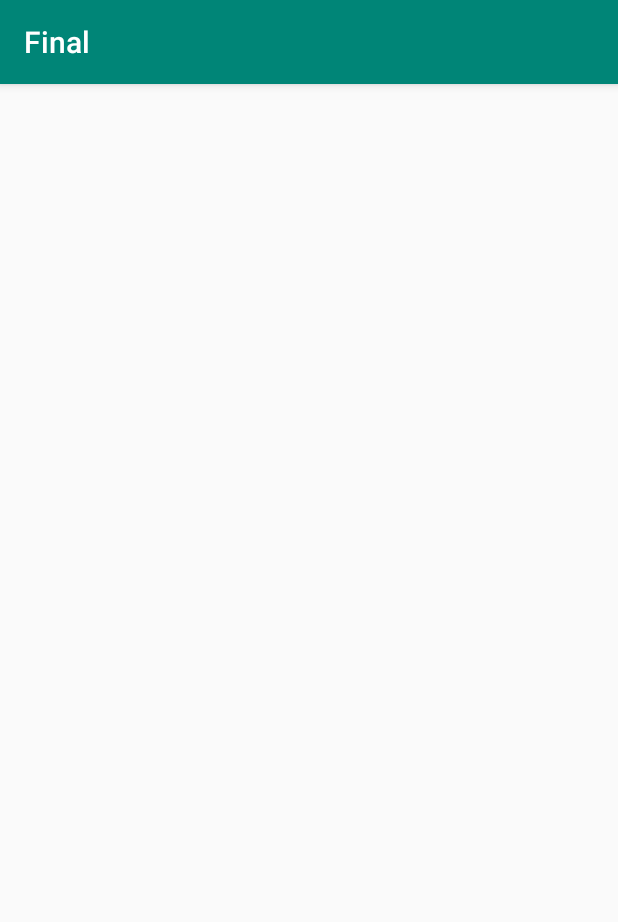
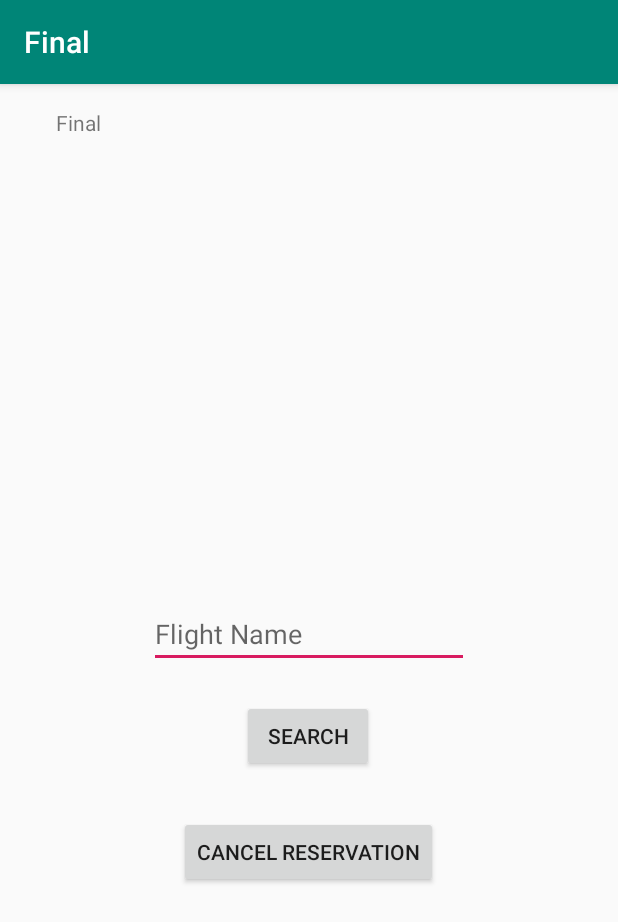
Before and after one commit to sadisitcsatan/338Final, an Android app: the Cancellation screen opened directly, with no data from a screen before it, on a phone screen of 412 x 824 dp. Shown: the top 922 px of the screen. Run offline under Robolectric (Android 15) with nearby library versions, the phone set to English and light mode, and no system bars; our stand-ins replace Room's generated code.

Commit message:
I thin im done

```diff
--- a/app/src/main/java/com/example/finalflight/Cancellation.java
+++ b/app/src/main/java/com/example/finalflight/Cancellation.java
@@ -1,14 +1,144 @@
 package com.example.finalflight;
 
+import androidx.appcompat.app.AlertDialog;
 import androidx.appcompat.app.AppCompatActivity;
+import androidx.room.Room;
 
+import android.content.DialogInterface;
+import android.content.Intent;
+import android.content.SharedPreferences;
+import android.net.Uri;
 import android.os.Bundle;
+import android.provider.DocumentsContract;
+import android.util.Log;
+import android.view.View;
+import android.widget.Button;
+import android.widget.EditText;
+import android.widget.TextView;
+
+import com.example.finalflight.DB.FlightDao;
+import com.example.finalflight.DB.LogsDao;
+import com.example.finalflight.DB.MainDatabase;
+import com.example.finalflight.DB.ReservationDao;
+
+import java.util.List;
 
 public class Cancellation extends AppCompatActivity {
+    TextView mReserveLog;
+    TextView mResult;
+
+    EditText mNameFlight;
+
+    Button mSearch;
+    Button mCancel;
+
+    FlightDao mFlightDao;
+    ReservationDao mReserveDao;
+    LogsDao mLogDao;
+
+    List<Reservation> mReserves;
+
+    Logs mPut;
+    Flight mChange;
+    Reservation mReserve;
 
     @Override
     protected void onCreate(Bundle savedInstanceState) {
         super.onCreate(savedInstanceState);
         setContentView(R.layout.activity_cancellation);
+        mReserveLog =(TextView) findViewById(R.id.cacnelLog);
+        mResult = (TextView) findViewById(R.id.cancelRes);
+        mNameFlight = (EditText) findViewById(R.id.namedeFlight);
+        mSearch = (Button) findViewById(R.id.seaRch);
+        mCancel = (Button) findViewById(R.id.cancer);
+        mFlightDao = Room.databaseBuilder(this, MainDatabase.class,MainDatabase.dbName)
+                .allowMainThreadQueries()
+                .build()
+                .getFlightDao();
+        mReserveDao = Room.databaseBuilder(this, MainDatabase.class,MainDatabase.dbName)
+                .allowMainThreadQueries()
+                .build()
+                .getReservationDao();
+        mLogDao = Room.databaseBuilder(this, MainDatabase.class,MainDatabase.dbName)
+                .allowMainThreadQueries()
+                .build()
+                .getLogsDao();
+        checkReserves();
+    }
+    public void checkReserves(){
+        SharedPreferences pref = getApplicationContext().getSharedPreferences("MyPref",0);
+        if (pref.getString("Username",null) != null){
+            String user = pref.getString("Username",null);
+            mReserves = mReserveDao.getUsersReservations(user);
+
+            if (mReserves.isEmpty()){
+                mResult.setText("No Reservations");
+            }else {
+                StringBuilder stringBuilder = new StringBuilder();
+                for (Reservation reservation : mReserves){
+                    stringBuilder.append(reservation);
+                    stringBuilder.append('\n');
+                    stringBuilder.append('\n');
+                }
+                mReserveLog.setText(stringBuilder.toString());
+            }
+            return;
+        }
+        return;
+    }
+    public void searchReservation(View view){
+        if (!mNameFlight.getText().toString().equals("")){
+            String nameCheck = mNameFlight.getText().toString();
+            SharedPreferences pref = getApplicationContext().getSharedPreferences("MyPref",0);
+            String user = pref.getString("Username",null);
+            mReserve= mReserveDao.getUserResrvation(user,nameCheck);
+            if (mReserve != null){
+                StringBuilder stringBuilder = new StringBuilder();
+                for (Reservation reservation : mReserves){
+                    stringBuilder.append(reservation);
+                    stringBuilder.append('\n');
+                    stringBuilder.append('\n');
+                }
+                mReserveLog.setText(stringBuilder.toString());
+            }else {
+                mReserveLog.setText("No Flight Reservation With that Name");
+            }
+        }else {
+            mResult.setText("Flight Name Required");
+        }
+    }
+    public void cancelReservation(View view){
+        if (!mNameFlight.getText().toString().equals("")){
+            final String nameChec = mNameFlight.getText().toString();
+            SharedPreferences pref = getApplicationContext().getSharedPreferences("MyPref",0);
+            final String userN = pref.getString("Username",null);
+            mReserve= mReserveDao.getUserResrvation(userN,nameChec);
+            if (mReserve != null){
+                new AlertDialog.Builder(this)
+                        .setTitle("Are you sure you want to cancel Reservation")
+                        .setMessage(mReserve.toString())
+                        .setPositiveButton(android.R.string.ok, new DialogInterface.OnClickListener() {
+                            @Override
+                            public void onClick(DialogInterface dialog, int which) {
+                                mChange = mFlightDao.getFlightByName(nameChec);
+                                mChange.setSeats(mChange.getSeats() + mReserve.getSeats());
+                                mFlightDao.update(mChange);
+                                mPut = new Logs(userN,"Canceled Reservation \n "+ mReserve.toString());
+                                mReserveDao.delete(mReserve);
+                                mLogDao.insert(mPut);
+                                Intent intent = new Intent(Cancellation.this,Flights.class);
+                                startActivity(intent);
+                                return;
+                            }
+                        })
+                        .setNegativeButton(android.R.string.no, null)
+                        .setIcon(android.R.drawable.ic_dialog_alert)
+                        .show();
+            }else {
+                mResult.setText("No Flight Reservation With that Name");
+            }
+        }else {
+            mResult.setText("Flight Name Required");
+        }
     }
 }
--- a/app/src/main/java/com/example/finalflight/DB/ReservationDao.java
+++ b/app/src/main/java/com/example/finalflight/DB/ReservationDao.java
@@ -26,4 +26,6 @@ public interface ReservationDao {
     List<Reservation> getReservations();
     @Query("SELECT * FROM "+MainDatabase.RESERVATION_TABLE+" WHERE mUser = :user")
     List<Reservation> getUsersReservations(String user);
+    @Query("SELECT * FROM "+MainDatabase.RESERVATION_TABLE+" WHERE mUser = :user AND mFlightName = :flight")
+    Reservation getUserResrvation(String user,String flight);
 }
--- a/app/src/main/java/com/example/finalflight/Flight.java
+++ b/app/src/main/java/com/example/finalflight/Flight.java
@@ -88,7 +88,7 @@ public class Flight {
     @Override
     public String toString() {
         return " Flight" +
-                " ." + mFlightName +
+                " " + mFlightName +
                 ",\n Flight Departure='" + mFlightDeparture + '\'' +
                 ",\n Flight Arrival='" + mFlightArrival + '\'' +
                 ",\n Seats=" + mSeats +
--- a/app/src/main/java/com/example/finalflight/Reserve.java
+++ b/app/src/main/java/com/example/finalflight/Reserve.java
@@ -70,7 +70,7 @@ public class Reserve extends AppCompatActivity {
             int seats = Integer.parseInt(mSeats.getText().toString());
             if(seats >= 0 && seats <= reserve.getSeats()){
                 float total = reserve.getCost() * seats;
-                mPut = new Reservation(username,reserve.getFlightName(),seats);
+                mPut = new Reservation(username,reserve.getFlightName(),seats,total);
                 reserve.setSeats(reserve.getSeats()-seats);
                 mFlightDao.update(reserve);
                 mReserveDao.insert(mPut);
--- a/app/src/main/res/layout/activity_cancellation.xml
+++ b/app/src/main/res/layout/activity_cancellation.xml
@@ -6,4 +6,73 @@
     android:layout_height="match_parent"
     tools:context="com.example.finalflight.Cancellation">
 
+    <TextView
+        android:id="@+id/cacnelLog"
+        android:layout_width="335dp"
+        android:layout_height="282dp"
+        android:layout_marginStart="16dp"
+        android:layout_marginTop="16dp"
+        android:layout_marginEnd="16dp"
+        android:fadeScrollbars="true"
+        android:scrollbars="vertical"
+        android:text="@string/app_name"
+        app:layout_constraintBottom_toBottomOf="parent"
+        app:layout_constraintEnd_toEndOf="parent"
+        app:layout_constraintHorizontal_bias="0.481"
+        app:layout_constraintStart_toStartOf="parent"
+        app:layout_constraintTop_toTopOf="parent"
+        app:layout_constraintVertical_bias="0.0" />
+
+    <Button
+        android:id="@+id/seaRch"
+        android:layout_width="wrap_content"
+        android:layout_height="wrap_content"
+        android:layout_marginTop="12dp"
+        android:layout_marginBottom="300dp"
+        android:onClick="searchReservation"
+        android:text="@string/search"
+        app:layout_constraintBottom_toBottomOf="parent"
+        app:layout_constraintEnd_toEndOf="parent"
+        app:layout_constraintHorizontal_bias="0.498"
+        app:layout_constraintStart_toStartOf="parent"
+        app:layout_constraintTop_toBottomOf="@+id/namedeFlight" />
+
+    <Button
+        android:id="@+id/cancer"
+        android:layout_width="wrap_content"
+        android:layout_height="wrap_content"
+        android:layout_marginBottom="232dp"
+        android:onClick="cancelReservation"
+        android:text="@string/cancelRes"
+        app:layout_constraintBottom_toBottomOf="parent"
+        app:layout_constraintEnd_toEndOf="parent"
+        app:layout_constraintHorizontal_bias="0.498"
+        app:layout_constraintStart_toStartOf="parent" />
+
+    <EditText
+        android:id="@+id/namedeFlight"
+        android:layout_width="wrap_content"
+        android:layout_height="wrap_content"
+        android:layout_marginBottom="80dp"
+        android:ems="10"
+        android:hint="Flight Name"
+        android:inputType="textPersonName"
+        app:layout_constraintBottom_toTopOf="@+id/cancer"
+        app:layout_constraintEnd_toEndOf="parent"
+        app:layout_constraintStart_toStartOf="parent"
+        app:layout_constraintTop_toBottomOf="@+id/cacnelLog"
+        app:layout_constraintVertical_bias="0.714" />
+
+    <TextView
+        android:id="@+id/cancelRes"
+        android:layout_width="wrap_content"
+        android:layout_height="wrap_content"
+        android:layout_marginBottom="1dp"
+        android:text="@string/empty"
+        app:layout_constraintBottom_toTopOf="@+id/cancer"
+        app:layout_constraintEnd_toEndOf="parent"
+        app:layout_constraintHorizontal_bias="0.498"
+        app:layout_constraintStart_toStartOf="parent"
+        app:layout_constraintTop_toBottomOf="@+id/seaRch"
+        app:layout_constraintVertical_bias="1.0" />
 </androidx.constraintlayout.widget.ConstraintLayout>
--- a/app/src/main/res/layout/activity_flights.xml
+++ b/app/src/main/res/layout/activity_flights.xml
@@ -58,7 +58,7 @@
         android:layout_marginStart="16dp"
         android:layout_marginTop="24dp"
         android:onClick="search"
-        android:text="Search"
+        android:text="@string/search"
         app:layout_constraintBottom_toBottomOf="parent"
         app:layout_constraintEnd_toStartOf="@+id/cancel"
         app:layout_constraintStart_toStartOf="parent"
@@ -87,7 +87,7 @@
         android:layout_marginEnd="12dp"
         android:layout_marginBottom="204dp"
         android:onClick="tryReserve"
-        android:text="Reserve Seat"
+        android:text="@string/reserveSeat"
         app:layout_constraintBottom_toBottomOf="parent"
         app:layout_constraintEnd_toEndOf="parent"
         app:layout_constraintHorizontal_bias="0.0"
@@ -100,7 +100,7 @@
         android:layout_width="wrap_content"
         android:layout_height="wrap_content"
         android:layout_marginTop="24dp"
-        android:text="Cancel Reservation"
+        android:text="@string/cancelRes"
         app:layout_constraintBottom_toBottomOf="parent"
         app:layout_constraintEnd_toEndOf="parent"
         app:layout_constraintHorizontal_bias="0.438"
--- a/app/src/main/res/layout/activity_reserve.xml
+++ b/app/src/main/res/layout/activity_reserve.xml
@@ -52,9 +52,9 @@
         android:inputType="number"
         app:layout_constraintBottom_toBottomOf="parent"
         app:layout_constraintEnd_toEndOf="parent"
-        app:layout_constraintHorizontal_bias="0.5"
         app:layout_constraintStart_toStartOf="parent"
-        app:layout_constraintTop_toBottomOf="@+id/confirm" />
+        app:layout_constraintTop_toBottomOf="@+id/confirm"
+        app:layout_constraintVertical_bias="0.347" />
 
     <TextView
         android:id="@+id/warning"
--- a/app/src/main/res/values/strings.xml
+++ b/app/src/main/res/values/strings.xml
@@ -17,4 +17,9 @@
     <string name="pick_date">Set date</string>
     <string name="confirm">Confirm</string>
     <string name="ok">Ok</string>
+    <string name="search">Search</string>
+    <string name="reserveSeat">Reserve Seat</string>
+    <string name="cancelRes">Cancel Reservation</string>
+    <string name="cancel">Cancel</string>
+    <string name="no">No</string>
 </resources>
```
Also changed, not shown: app/src/main/java/com/example/finalflight/AddFlight.java (+28 -9 lines), app/src/main/java/com/example/finalflight/Flights.java (+10 -3 lines), app/src/main/java/com/example/finalflight/Reservation.java (+15 -4 lines), 1 other file.
